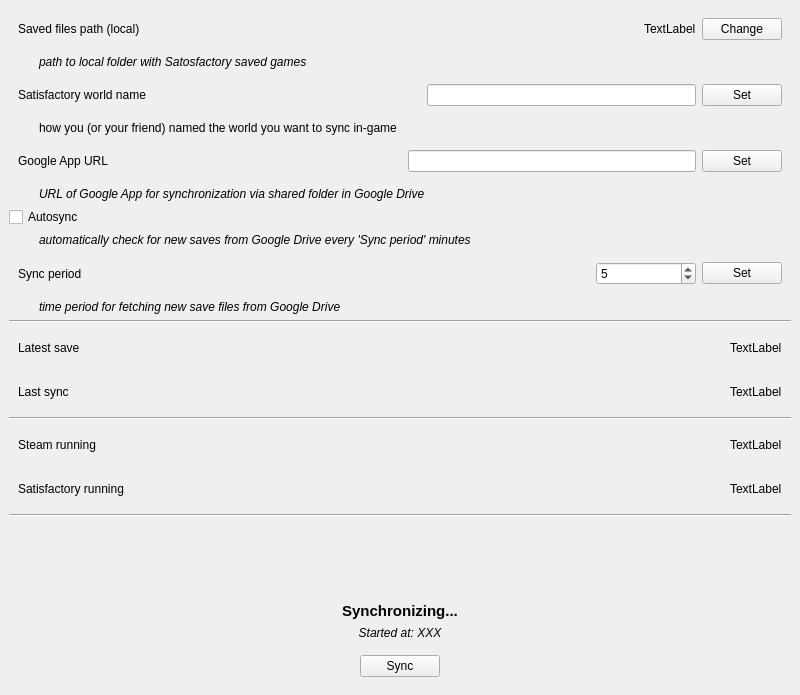
1000101cz/satisfactorygooglesharing, file data/app.ui: the form before one commit.
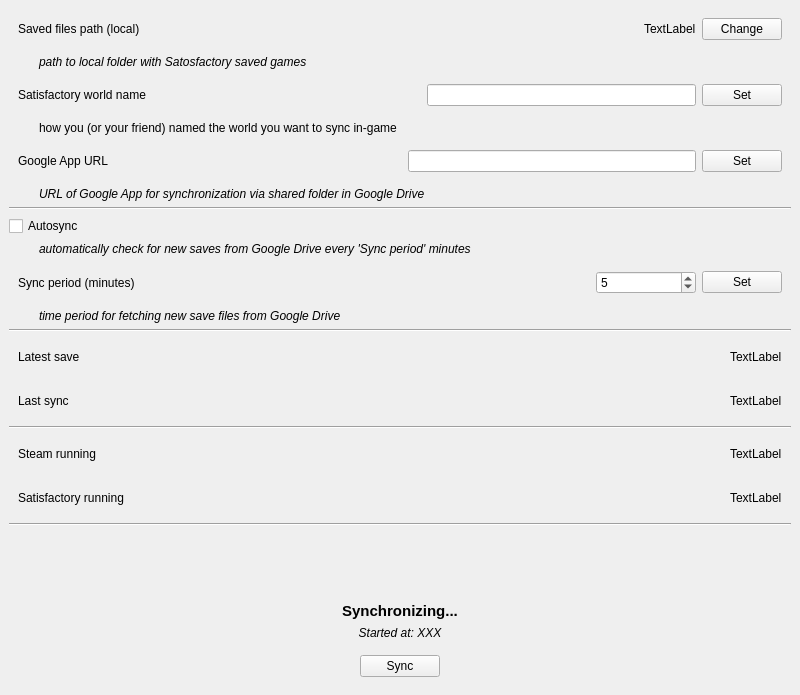
The form after the commit.

Commit message: feature: sync when game is closed & autosync

```diff
--- a/data/app.ui
+++ b/data/app.ui
@@ -167,6 +167,13 @@
       </property>
      </widget>
     </item>
+    <item>
+     <widget class="Line" name="line_4">
+      <property name="orientation">
+       <enum>Qt::Horizontal</enum>
+      </property>
+     </widget>
+    </item>
     <item>
      <widget class="QCheckBox" name="checkBox_autosync">
       <property name="text">
@@ -195,7 +202,7 @@
        <item>
         <widget class="QLabel" name="label_9">
          <property name="text">
-          <string>Sync period</string>
+          <string>Sync period (minutes)</string>
          </property>
         </widget>
        </item>
```
The commit also changes 4 other files.
